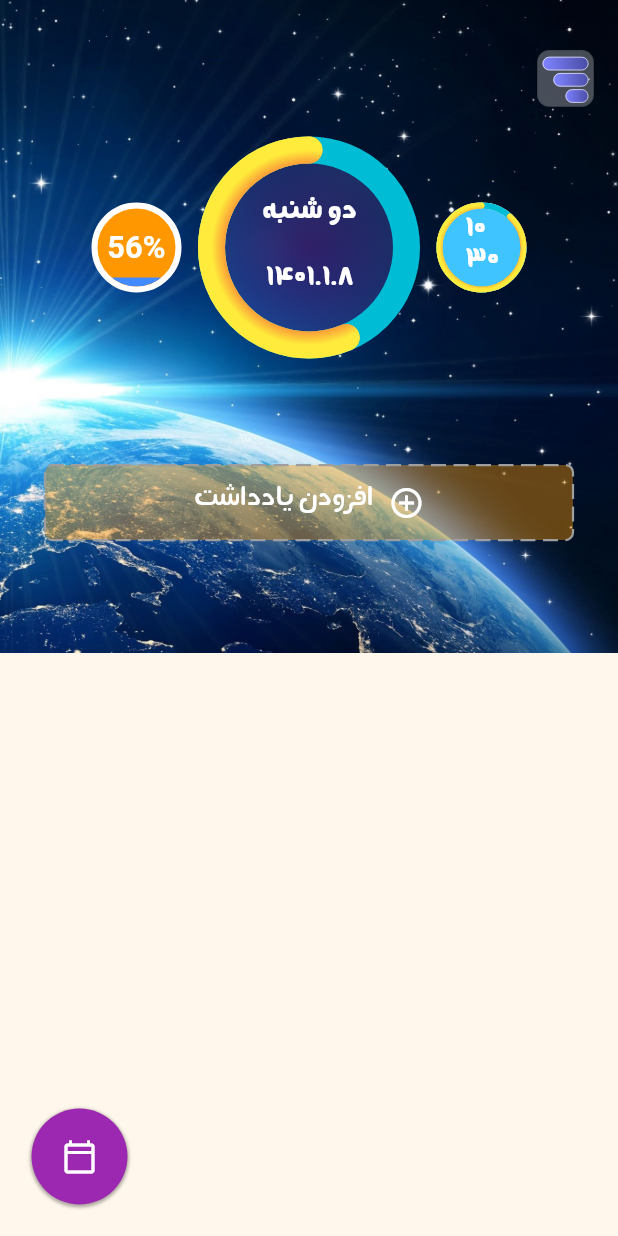
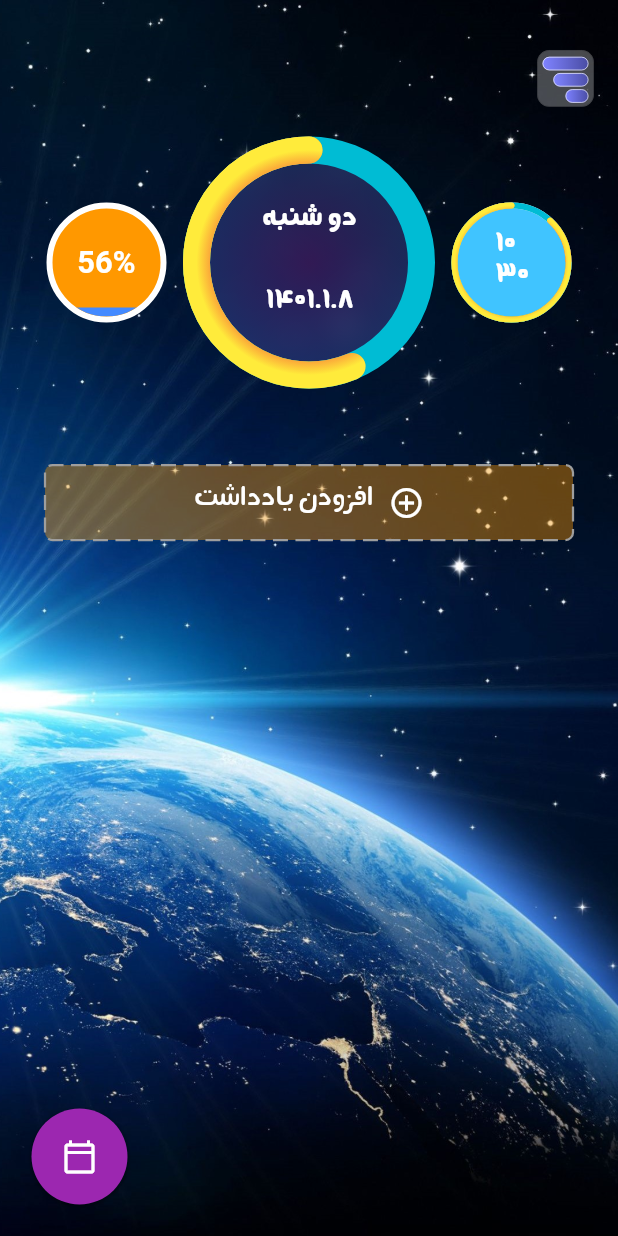
Before and after one commit to samad-nkarimi/today_app, a Flutter app: the screen it shows after launch, on a phone screen of 412 x 824 dp. Run offline on Flutter 3.47's test engine with Material 2 defaults, Android fonts, the phone set to English and light mode, and no system bars; drawn by our look-alikes of dotted_border; our stand-ins replace bloc, equatable, flutter_bloc, flutter_local_notifications, flutter_svg, rxdart and 1 more; missing offline and left inert: flutter_email_sender, store_redirect; accounts and stored records are empty; Roboto replaces fonts that are missing (ANegar).

Commit message:
small changes

```diff
--- a/lib/database/database_provider.dart
+++ b/lib/database/database_provider.dart
@@ -131,6 +131,7 @@ class DatabaseProvider {
     return notes;
   }
 
+  // and will sort notes
   static Future<Notes> historyNotes() async {
     final db = database;
     Notes notes = Notes();
@@ -148,7 +149,7 @@ class DatabaseProvider {
 
       return note;
     });
-
+    notesList.sort((a, b) => b.repeat.compareTo(a.repeat));
     notes.setAllNotes(notesList);
     return notes;
   }
--- a/lib/screens/home_page.dart
+++ b/lib/screens/home_page.dart
@@ -30,7 +30,7 @@ class HomePage extends StatefulWidget {
 
 class _HomePageState extends State<HomePage> {
   // int noteCount = 0;
-  final double showBoardSize = 130;
+  final double showBoardSize = 150;
   final double topPictureHeight = 300;
 
   Future<void> loadJson() async {
@@ -77,7 +77,7 @@ class _HomePageState extends State<HomePage> {
       body: Builder(builder: (BuildContext context) {
         return Container(
           // color: Colors.blue.shade100,
-          // height: double.infinity,
+          height: double.infinity,
           decoration: const BoxDecoration(
             image: DecorationImage(
               image: AssetImage("assets/images/earth.jpg"),
@@ -97,10 +97,10 @@ class _HomePageState extends State<HomePage> {
               ],
             ),
           ),
+          child: SingleChildScrollView(
             child: Stack(
               children: [
-              SingleChildScrollView(
-                child: BlocBuilder<NoteBloc, NoteState>(
+                BlocBuilder<NoteBloc, NoteState>(
                   builder: (context, state) {
                     List<Note> notes = state.notes.getTodayNotes;
                     print("notes: $notes");
@@ -132,16 +132,20 @@ class _HomePageState extends State<HomePage> {
                           topPicture(),
                           // SizedBox(height: showBoardSize / 2 + 30),
                           // if (notes.isEmpty) noNoteWidget(),
+                          // const SizedBox(height: 60),
                           addNoteWidgetButton(),
-                          // const SizedBox(height: 20),
-                          ListView(
+                          Container(
+                            // height: 400,
+                            child: ListView(
                               shrinkWrap: true,
                               scrollDirection: Axis.vertical,
+                              physics: const NeverScrollableScrollPhysics(),
                               reverse: true,
                               children: [
                                 for (int i = 0; i < notes.length; i++)
                                   NoteItem(notes[i]),
                               ],
+                            ),
                           ),
 
                           // Container(
@@ -156,7 +160,6 @@ class _HomePageState extends State<HomePage> {
                       ),
                     );
                   },
-                ),
                 ),
                 menuButton(),
                 Padding(
@@ -175,6 +178,7 @@ class _HomePageState extends State<HomePage> {
                   ),
                 ),
               ],
+            ),
           ),
         );
       }),
@@ -249,8 +253,8 @@ class _HomePageState extends State<HomePage> {
     return Container(
       alignment: Alignment.center,
       margin: const EdgeInsets.all(20.0),
-      height: 60,
-      width: 60,
+      height: 80,
+      width: 80,
       decoration: BoxDecoration(
         color: Colors.orange,
         borderRadius: BorderRadius.circular(50.0),
--- a/lib/widgets/hour_widget.dart
+++ b/lib/widgets/hour_widget.dart
@@ -11,6 +11,7 @@ class HourWidget extends StatefulWidget {
 }
 
 class _HourWidgetState extends State<HourWidget> {
+  final double height = 80;
   @override
   void initState() {
     super.initState();
@@ -23,8 +24,8 @@ class _HourWidgetState extends State<HourWidget> {
   Widget build(BuildContext context) {
     return Container(
       margin: const EdgeInsets.all(20.0),
-      height: 60,
-      width: 60,
+      height: height,
+      width: height,
       decoration: BoxDecoration(
         color: Colors.lightBlueAccent,
         borderRadius: BorderRadius.circular(50.0),
@@ -40,8 +41,8 @@ class _HourWidgetState extends State<HourWidget> {
           ),
           ForPainting(
             key: Key(DateTime.now().second.toString()),
-            offset: 30 - 4, //half of width minus  stroke width
-            radius: 28,
+            offset: height / 2 - 4, //half of width minus  stroke width
+            radius: height / 2 - 4 / 2,
             stroke: 4,
             fillPercent: (59 - DateTime.now().second) / 59.0,
           ),
```
Also changed, not shown: lib/utils/custom_calendar.dart (+4 -3 lines), lib/widgets/form_widget.dart (+17 -3 lines), lib/widgets/note_item_widget.dart (+8 -3 lines). Lines whose indentation alone changed are shown as unchanged.
